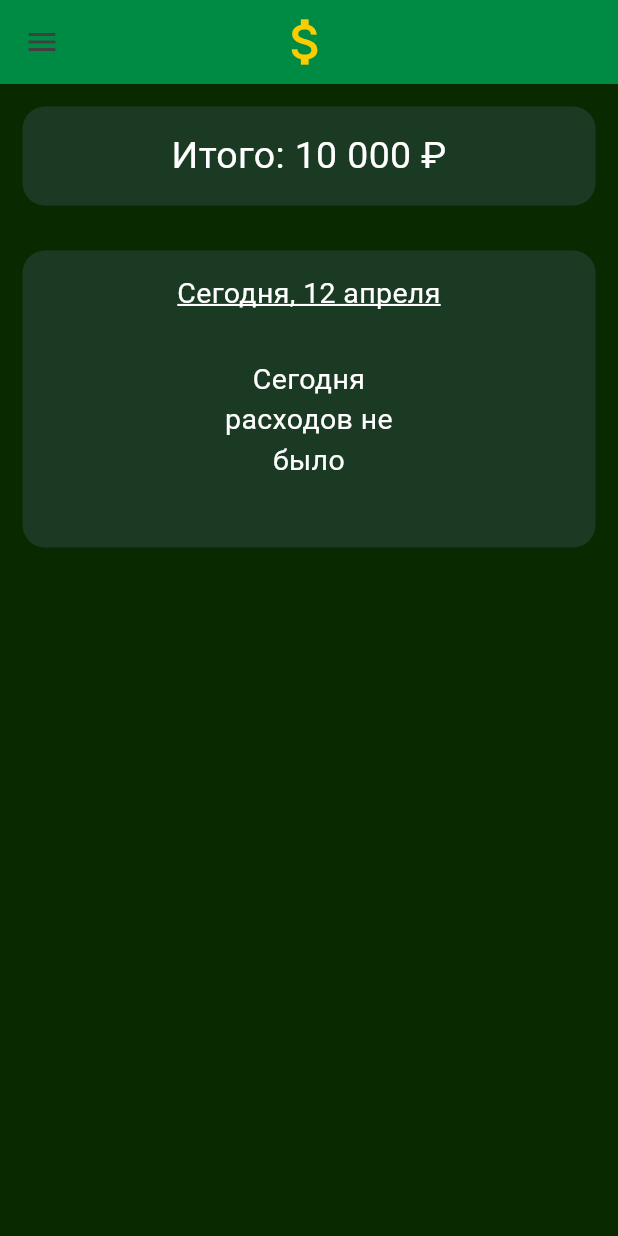
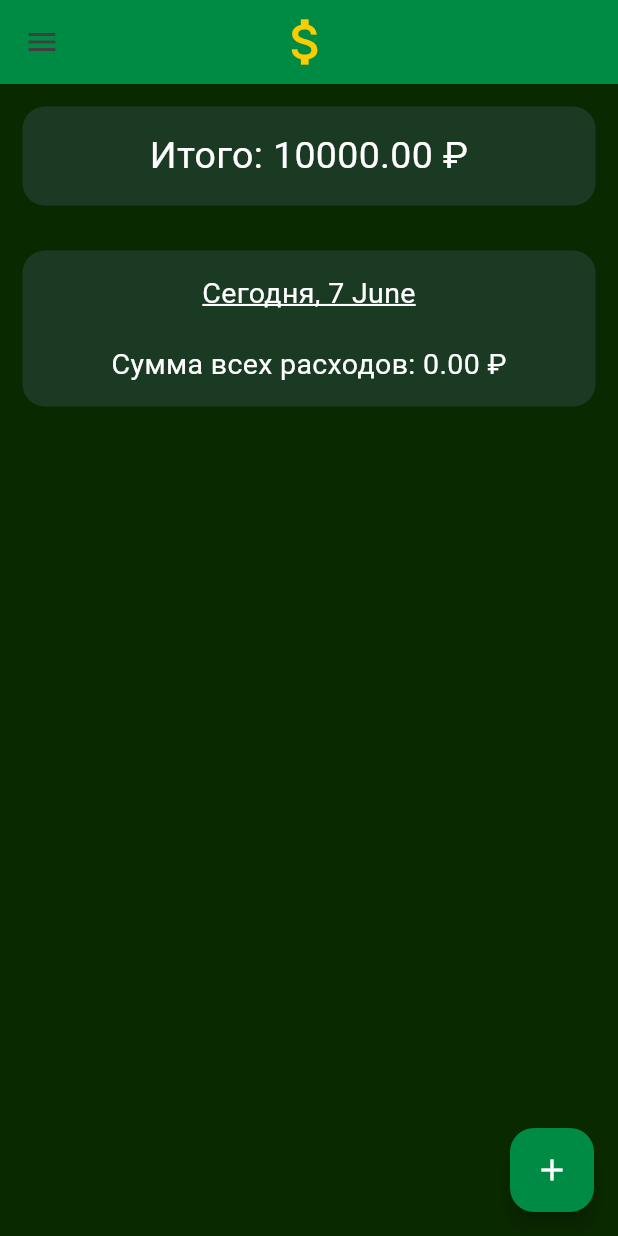
Before and after one commit to DonBravisti/expenses_calculation, a Flutter app: the screen it shows after launch, on a phone screen of 412 x 824 dp. Run offline on Flutter 3.47's test engine with Material 3 defaults, Android fonts, the phone set to English and light mode, and no system bars.

Commit message:
Реализовано добавление расходов, подсчет суммы расходов за день, вычет расходов из общей суммы.

```diff
--- a/lib/main.dart
+++ b/lib/main.dart
@@ -1,5 +1,5 @@
 import 'package:flutter/material.dart';
-import 'package:flutter/widgets.dart';
+import 'package:intl/intl.dart'; // Импортируем пакет для форматирования даты
 
 final splashPageBackColor = Colors.green[900];
 const mainColorDark = Color.fromARGB(255, 9, 42, 0);
@@ -8,9 +8,6 @@ const widgetBackColor = Color.fromARGB(255, 27, 58, 36);
 const iconColor = Color.fromARGB(255, 251, 205, 1);
 
 const appIcon = Icons.attach_money;
-
-const totalMoney = "10 000";
-const currentDate = "12 апреля";
 
 void main() {
   runApp(const MaterialApp(
@@ -55,11 +52,79 @@ class SplashPage extends StatelessWidget {
   }
 }
 
-class MoneyApp extends StatelessWidget {
+class MoneyApp extends StatefulWidget {
   const MoneyApp({super.key});
 
   @override
+  _MoneyAppState createState() => _MoneyAppState();
+}
+
+class _MoneyAppState extends State<MoneyApp> {
+  final List<Map<String, dynamic>> _expenses = [];
+  double _totalExpenses = 0.0;
+  double _totalMoney = 10000.0;
+
+  void _addExpense(String title, double amount) {
+    setState(() {
+      _expenses.add({'title': title, 'amount': amount});
+      _totalExpenses += amount;
+      _totalMoney -= amount;
+    });
+  }
+
+  void _showAddExpenseDialog() {
+    String title = '';
+    String amount = '';
+
+    showDialog(
+      context: context,
+      builder: (BuildContext context) {
+        return AlertDialog(
+          title: const Text('Добавить расход'),
+          content: Column(
+            mainAxisSize: MainAxisSize.min,
+            children: [
+              TextField(
+                decoration: const InputDecoration(labelText: 'Название'),
+                onChanged: (value) {
+                  title = value;
+                },
+              ),
+              TextField(
+                decoration: const InputDecoration(labelText: 'Сумма'),
+                keyboardType: TextInputType.number,
+                onChanged: (value) {
+                  amount = value;
+                },
+              ),
+            ],
+          ),
+          actions: [
+            TextButton(
+              onPressed: () {
+                Navigator.of(context).pop();
+              },
+              child: const Text('Отмена'),
+            ),
+            TextButton(
+              onPressed: () {
+                if (title.isNotEmpty && amount.isNotEmpty) {
+                  _addExpense(title, double.parse(amount));
+                }
+                Navigator.of(context).pop();
+              },
+              child: const Text('Добавить'),
+            ),
+          ],
+        );
+      },
+    );
+  }
+
+  @override
   Widget build(BuildContext context) {
+    String currentDate = DateFormat('d MMMM').format(DateTime.now());
+
     return Scaffold(
       backgroundColor: mainColorDark,
       appBar: AppBar(
@@ -86,16 +151,30 @@ class MoneyApp extends StatelessWidget {
             alignment: Alignment.bottomRight,
             child: const Icon(appIcon, color: iconColor, size: 80)),
       ),
-      body: const Column(
+      body: Column(
         crossAxisAlignment: CrossAxisAlignment.start,
-        children: [AppTotal(), AppTodayExpenses()],
+        children: [
+          AppTotal(totalMoney: _totalMoney),
+          AppTodayExpenses(
+            expenses: _expenses,
+            totalExpenses: _totalExpenses,
+            currentDate: currentDate,
+          ),
+        ],
+      ),
+      floatingActionButton: FloatingActionButton(
+        onPressed: _showAddExpenseDialog,
+        backgroundColor: mainColorLight,
+        child: const Icon(Icons.add, color: Colors.white),
       ),
     );
   }
 }
 
 class AppTotal extends StatelessWidget {
-  const AppTotal({super.key});
+  final double totalMoney;
+
+  const AppTotal({super.key, required this.totalMoney});
 
   @override
   Widget build(BuildContext context) {
@@ -106,10 +185,10 @@ class AppTotal extends StatelessWidget {
           padding: const EdgeInsets.all(15),
           decoration: BoxDecoration(
               borderRadius: BorderRadius.circular(15), color: widgetBackColor),
-          child: const Text(
-            "Итого: $totalMoney ₽",
+          child: Text(
+            "Итого: ${totalMoney.toStringAsFixed(2)} ₽",
             textAlign: TextAlign.center,
-            style: TextStyle(
+            style: const TextStyle(
               fontSize: 25,
               color: Colors.white,
             ),
@@ -119,7 +198,11 @@ class AppTotal extends StatelessWidget {
 }
 
 class AppTodayExpenses extends StatelessWidget {
-  const AppTodayExpenses({super.key});
+  final List<Map<String, dynamic>> expenses;
+  final double totalExpenses;
+  final String currentDate;
+
+  const AppTodayExpenses({super.key, required this.expenses, required this.totalExpenses, required this.currentDate});
 
   @override
   Widget build(BuildContext context) {
@@ -132,26 +215,31 @@ class AppTodayExpenses extends StatelessWidget {
               borderRadius: BorderRadius.circular(15), color: widgetBackColor),
           child: Column(
             children: [
-              const Text(
+              Text(
                 "Сегодня, $currentDate",
                 textAlign: TextAlign.center,
-                style: TextStyle(
+                style: const TextStyle(
                     fontSize: 19,
                     color: Colors.white,
                     decoration: TextDecoration.underline,
                     decorationColor: Colors.white,
                     decorationThickness: 1.5),
               ),
-              Container(
-                width: 150,
-                margin: const EdgeInsets.only(top: 30, bottom: 30),
-                child: const Text(
-                  "Сегодня расходов не было",
-                  textAlign: TextAlign.center,
-                  style: TextStyle(
-                    fontSize: 19,
-                    color: Colors.white,
+              const SizedBox(height: 10),
+              ...expenses.map((expense) {
+                return ListTile(
+                  title: Text(
+                    "${expense['title']} - ${expense['amount']} ₽",
+                    style: const TextStyle(color: Colors.white),
                   ),
+                );
+              }).toList(),
+              const SizedBox(height: 10),
+              Text(
+                "Сумма всех расходов: ${totalExpenses.toStringAsFixed(2)} ₽",
+                style: const TextStyle(
+                  fontSize: 19,
+                  color: Colors.white,
                 ),
               ),
             ],
--- a/pubspec.yaml
+++ b/pubspec.yaml
@@ -35,6 +35,7 @@ dependencies:
   # The following adds the Cupertino Icons font to your application.
   # Use with the CupertinoIcons class for iOS style icons.
   cupertino_icons: ^1.0.6
+  intl: ^0.19.0
 
 dev_dependencies:
   flutter_test:
```
Also changed, not shown: pubspec.lock, 1 other file.
